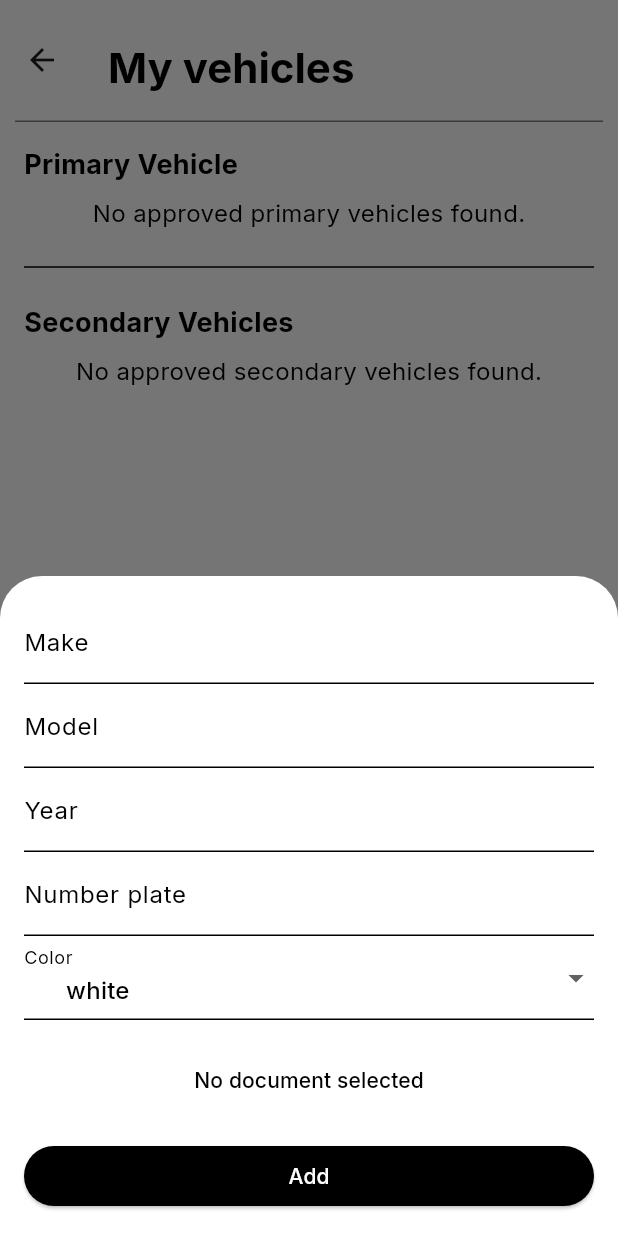
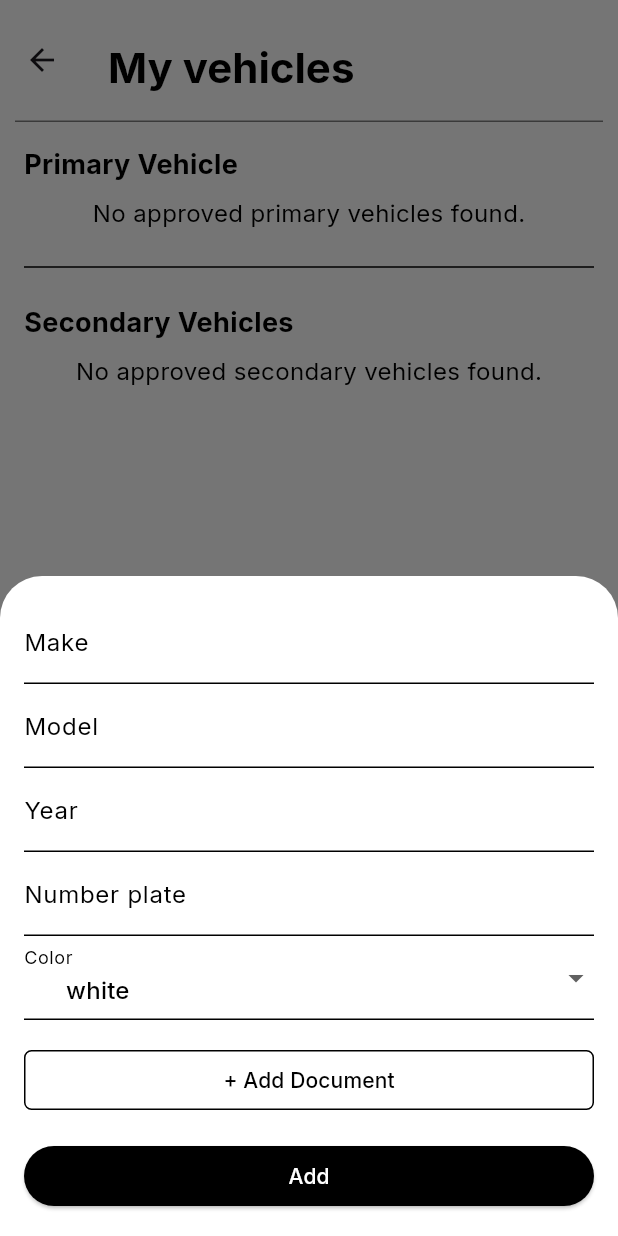
Before and after one commit to dulaj4067/vehicle-maintenance-system, a Flutter app: the CustomerVehicles screen opened directly, after a tap on the "add" icon, on a phone screen of 412 x 824 dp. Run offline on Flutter 3.47's test engine with Material 3 defaults, Android fonts, the phone set to English and light mode, and no system bars; our stand-ins replace connectivity_plus, device_info_plus, file_picker, flutter_dotenv, fluttertoast, font_awesome_flutter and 8 more; missing offline and left inert: onesignal_flutter; accounts and stored records are empty.

Commit message:
Small change

```diff
--- a/lib/customer/widgets/customer_vehicles.dart
+++ b/lib/customer/widgets/customer_vehicles.dart
@@ -195,7 +195,7 @@ class _CustomerVehiclesState extends State<CustomerVehicles> {
     String? plateError;
     bool isSubmitting = false;
     bool hasExistingDocument = isEdit && existingVehicle.documents['doc'] != null;
-    String documentDisplay = hasExistingDocument ? 'Document uploaded' : 'No document selected';
+    String documentDisplay = hasExistingDocument ? 'Document uploaded' : '+ Add Document';
 
     await showModalBottomSheet(
       context: context,
@@ -339,6 +339,10 @@ class _CustomerVehiclesState extends State<CustomerVehicles> {
                   const SizedBox(height: 16),
                   if (!hasExistingDocument)
                     TextButton(
+                      style: TextButton.styleFrom(
+                      side: BorderSide(color: ThemeColorManager.getSafeColor()),
+                      shape: RoundedRectangleBorder(borderRadius: BorderRadius.circular(5)),
+                    ),
                       onPressed: () async {
                         final result = await FilePicker.platform.pickFiles(
                           type: FileType.custom,
```
